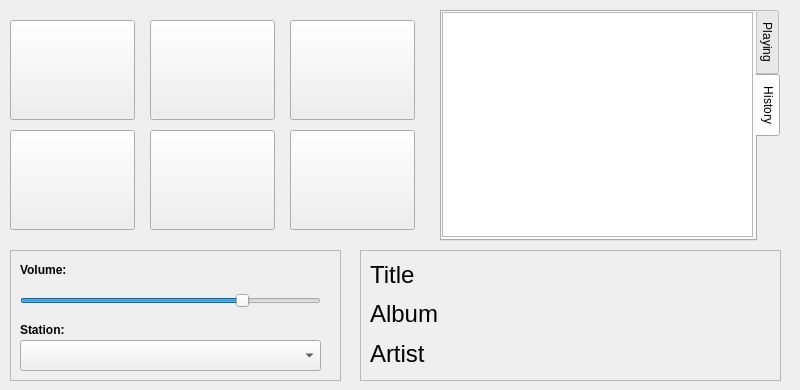
This is qAndora-mobile.ui in JeffHoogland/qAndora as Qt 5 draws it before an edit. The edited form follows.
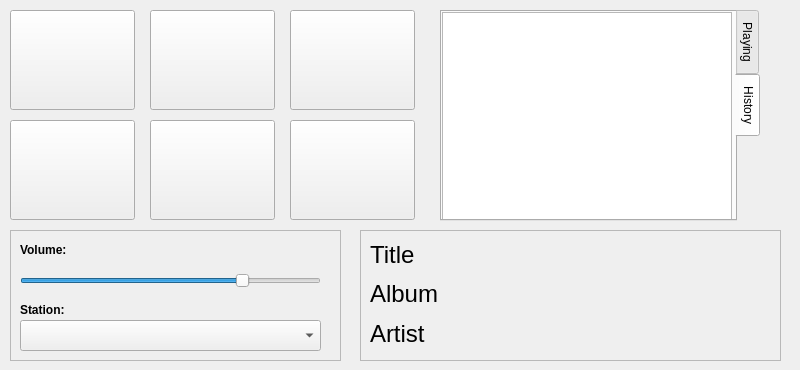
This is the edited form. The open tabs and pages were chosen to show the change. Icons and pictures are not drawn.

Commit message: Optimizing mobile UI

What changed in the file:
```diff
--- a/qAndora-mobile.ui
+++ b/qAndora-mobile.ui
@@ -7,13 +7,13 @@
     <x>0</x>
     <y>0</y>
     <width>800</width>
-    <height>390</height>
+    <height>370</height>
    </rect>
   </property>
   <property name="minimumSize">
    <size>
     <width>800</width>
-    <height>390</height>
+    <height>360</height>
    </size>
   </property>
   <property name="maximumSize">
@@ -35,8 +35,8 @@
      <rect>
       <x>440</x>
       <y>10</y>
-      <width>341</width>
-      <height>231</height>
+      <width>321</width>
+      <height>211</height>
      </rect>
     </property>
     <property name="tabPosition">
@@ -958,14 +958,14 @@
        <rect>
         <x>0</x>
         <y>0</y>
-        <width>311</width>
-        <height>225</height>
+        <width>290</width>
+        <height>215</height>
        </rect>
       </property>
       <property name="minimumSize">
        <size>
         <width>285</width>
-        <height>225</height>
+        <height>200</height>
        </size>
       </property>
      </widget>
@@ -975,7 +975,7 @@
     <property name="geometry">
      <rect>
       <x>360</x>
-      <y>250</y>
+      <y>230</y>
       <width>421</width>
       <height>131</height>
      </rect>
@@ -1051,7 +1051,7 @@
     <property name="geometry">
      <rect>
       <x>150</x>
-      <y>130</y>
+      <y>120</y>
       <width>125</width>
       <height>100</height>
      </rect>
@@ -1077,7 +1077,7 @@
     <property name="geometry">
      <rect>
       <x>290</x>
-      <y>20</y>
+      <y>10</y>
       <width>125</width>
       <height>100</height>
      </rect>
@@ -1103,7 +1103,7 @@
     <property name="geometry">
      <rect>
       <x>150</x>
-      <y>20</y>
+      <y>10</y>
       <width>125</width>
       <height>100</height>
      </rect>
@@ -1129,7 +1129,7 @@
     <property name="geometry">
      <rect>
       <x>10</x>
-      <y>20</y>
+      <y>10</y>
       <width>125</width>
       <height>100</height>
      </rect>
@@ -1155,7 +1155,7 @@
     <property name="geometry">
      <rect>
       <x>10</x>
-      <y>130</y>
+      <y>120</y>
       <width>125</width>
       <height>100</height>
      </rect>
@@ -1181,7 +1181,7 @@
     <property name="geometry">
      <rect>
       <x>290</x>
-      <y>130</y>
+      <y>120</y>
       <width>125</width>
       <height>100</height>
      </rect>
@@ -1207,7 +1207,7 @@
     <property name="geometry">
      <rect>
       <x>10</x>
-      <y>250</y>
+      <y>230</y>
       <width>331</width>
       <height>131</height>
      </rect>
```
Left out of the diff: 6 changed lines with no effect on the pictures. The commit also changes 5 other files.
